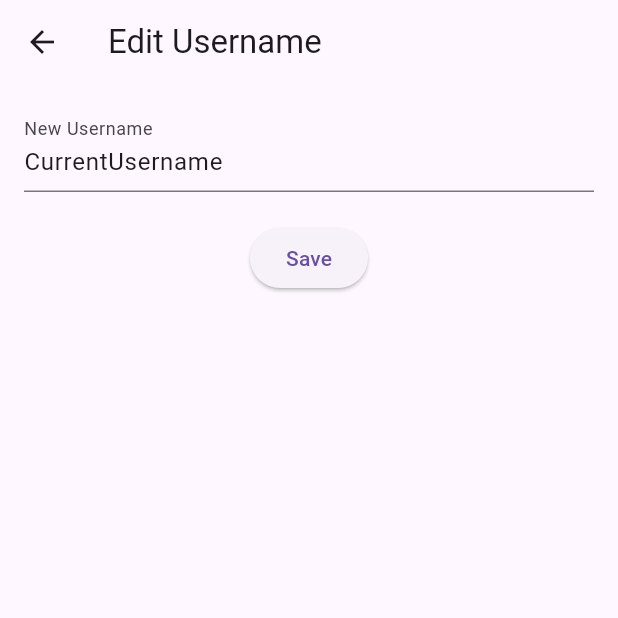
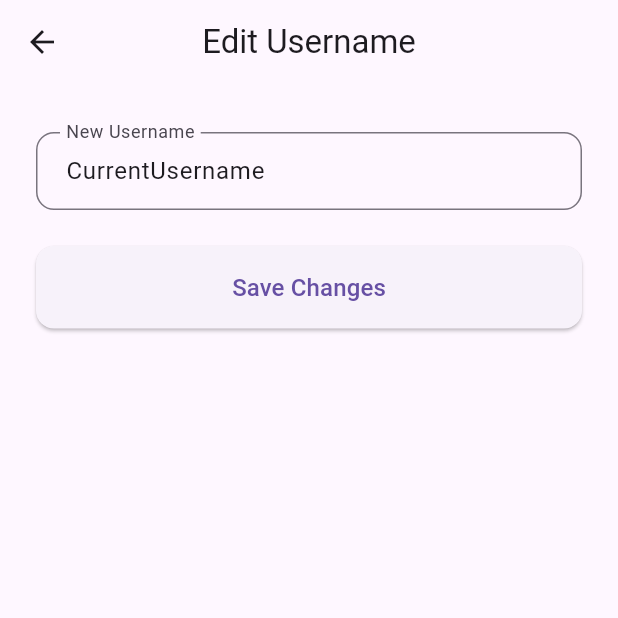
Before and after one commit to TabbyMichael/lovers-meet, a Flutter app: the EditUsernameScreen screen opened directly, on a phone screen of 412 x 824 dp, the top half of it. Run offline on Flutter 3.47's test engine with Material 3 defaults, Android fonts, the phone set to English and light mode, and no system bars; our stand-ins replace firebase_auth, firebase_core, google_sign_in, image_picker, shared_preferences, supabase_flutter and 1 more; accounts and stored records are empty.

Commit message:
refactor: improve UI and add mock data to LikesScreen
- Remove `const` from `MaterialPageRoute` in BottomNavBar for consistency
- Enhance EditUsernameScreen UI with centered title, adjusted padding, and styled input fields
- Add mock user data and redesign LikesScreen to display user cards with avatars and details

```diff
--- a/lib/auth/Edit_Username_Screen.dart
+++ b/lib/auth/Edit_Username_Screen.dart
@@ -28,19 +28,40 @@ class _EditUsernameScreenState extends State<EditUsernameScreen> {
     return Scaffold(
       appBar: AppBar(
         title: const Text('Edit Username'),
+        centerTitle: true,
+        elevation: 0,
       ),
       body: Padding(
-        padding: const EdgeInsets.all(16.0),
+        padding: const EdgeInsets.symmetric(horizontal: 24.0, vertical: 32.0),
         child: Column(
+          crossAxisAlignment: CrossAxisAlignment.stretch,
           children: [
             TextField(
               controller: _usernameController,
-              decoration: const InputDecoration(labelText: 'New Username'),
+              decoration: InputDecoration(
+                labelText: 'New Username',
+                border: OutlineInputBorder(
+                  borderRadius: BorderRadius.circular(12.0),
+                ),
+                contentPadding: const EdgeInsets.symmetric(
+                  horizontal: 16.0,
+                  vertical: 14.0,
+                ),
+              ),
             ),
-            const SizedBox(height: 20),
+            const SizedBox(height: 24.0),
             ElevatedButton(
               onPressed: _saveUsername,
-              child: const Text('Save'),
+              style: ElevatedButton.styleFrom(
+                padding: const EdgeInsets.symmetric(vertical: 16.0),
+                shape: RoundedRectangleBorder(
+                  borderRadius: BorderRadius.circular(12.0),
+                ),
+              ),
+              child: const Text(
+                'Save Changes',
+                style: TextStyle(fontSize: 16.0),
+              ),
             ),
           ],
         ),
--- a/lib/home/bottom_navigationbar.dart
+++ b/lib/home/bottom_navigationbar.dart
@@ -27,7 +27,7 @@ class BottomNavBar extends StatelessWidget {
       case 1: // Likes case
         Navigator.pushReplacement(
           context,
-          MaterialPageRoute(builder: (context) => const LikesScreen()),
+          MaterialPageRoute(builder: (context) => LikesScreen()),
         );
         break;
       case 2: // Inbox case
```
Also changed, not shown: lib/likes_screen.dart (+81 -6 lines).
